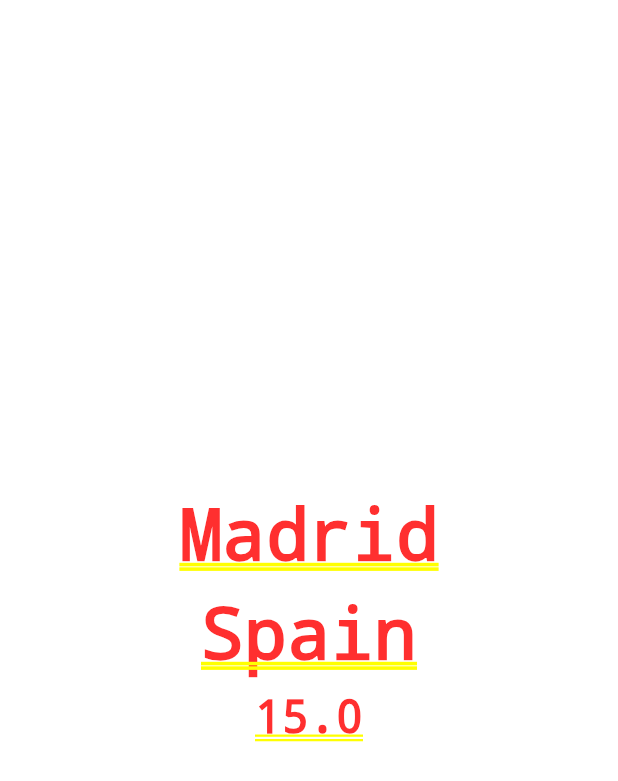
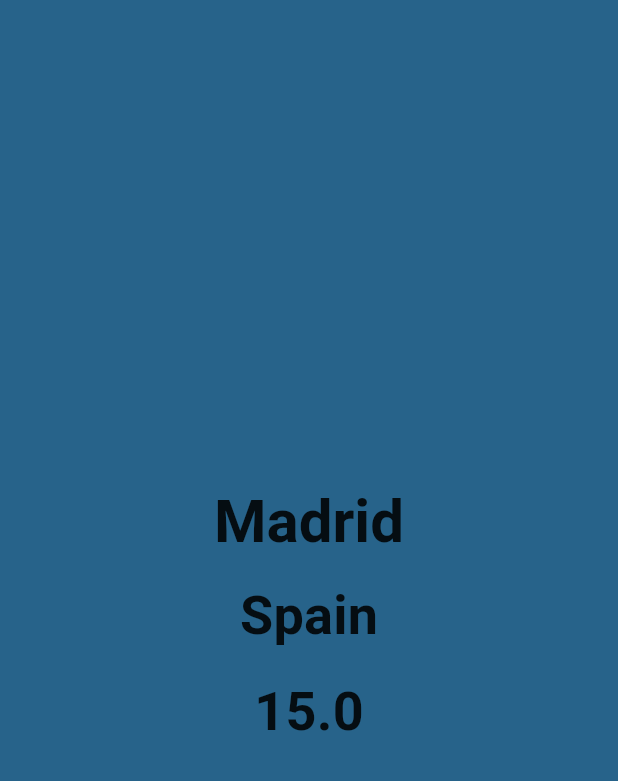
Before and after one commit to Manumartin95/weather_app, a Flutter app: the screen it shows after launch, on a phone screen of 412 x 824 dp. Shown: the top 781 px of the screen. Run offline on Flutter 3.47's test engine with Material 3 defaults, Android fonts, the phone set to English and light mode, and no system bars; our stand-ins replace get_it, injectable.

Commit message:
feat: add generated theme

```diff
--- a/lib/features/weather/presentation/weather_screen.dart
+++ b/lib/features/weather/presentation/weather_screen.dart
@@ -23,7 +23,10 @@ class _WeatherScreenState extends State<WeatherScreen> {
 
   @override
   Widget build(BuildContext context) {
-    return FutureBuilder(
+    return Scaffold(
+        backgroundColor: Theme.of(context).colorScheme.primary,
+        body: Center(
+            child: FutureBuilder(
                 future: _weatherFuture,
                 builder: (context, snapshot) {
                   if (snapshot.connectionState == ConnectionState.waiting) {
@@ -37,17 +40,19 @@ class _WeatherScreenState extends State<WeatherScreen> {
                       spacing: 10,
                       mainAxisAlignment: MainAxisAlignment.center,
                       children: [
-                Text(weather.location.name),
-                Text(weather.location.country),
                         Text(
-                  weather.current.tempC.toString(),
-                  style: TextStyle(fontSize: 30),
-                )
+                          weather.location.name,
+                          style: Theme.of(context).textTheme.titleLarge,
+                        ),
+                        Text(weather.location.country,
+                            style: Theme.of(context).textTheme.titleMedium),
+                        Text(weather.current.tempC.toString(),
+                            style: Theme.of(context).textTheme.titleMedium)
                       ],
                     );
                   } else {
                     return const Text('No data');
                   }
-        });
+                })));
   }
 }
--- a/lib/main.dart
+++ b/lib/main.dart
@@ -1,6 +1,7 @@
 import 'package:flutter/material.dart';
 import 'package:weather_app/core/di/dependency_injection.dart';
 import 'package:weather_app/features/weather/presentation/weather_screen.dart';
+import 'package:weather_app/styles/theme.dart';
 
 void main() {
   configureDependencies();
@@ -15,10 +16,7 @@ class MyApp extends StatelessWidget {
   Widget build(BuildContext context) {
     return MaterialApp(
       title: 'Flutter Demo',
-      theme: ThemeData(
-        colorScheme: ColorScheme.fromSeed(seedColor: Colors.deepPurple),
-        useMaterial3: true,
-      ),
+      theme: skyBlueTheme,
       home: const WeatherScreen(),
     );
   }
--- /dev/null
+++ b/lib/styles/theme.dart
@@ -0,0 +1,77 @@
+import 'package:flutter/material.dart';
+
+ThemeData skyBlueTheme = ThemeData(
+  useMaterial3: true,
+  colorScheme: ColorScheme.fromSeed(
+    seedColor: Colors.lightBlue,
+    brightness: Brightness.light,
+  ),
+  appBarTheme: const AppBarTheme(
+    elevation: 4.0,
+    scrolledUnderElevation: 4.0,
+    titleTextStyle: TextStyle(
+      color: Colors.white,
+      fontWeight: FontWeight.bold,
+    ),
+    iconTheme: IconThemeData(
+      color: Colors.white,
+    ),
+  ),
+  textTheme: TextTheme(
+    bodyLarge: const TextStyle(
+      color: Colors.black87,
+    ),
+    bodyMedium: const TextStyle(
+      color: Colors.black87,
+    ),
+    bodySmall: const TextStyle(
+      color: Colors.black87,
+    ),
+    titleLarge: const TextStyle(
+        color: Colors.black87, fontWeight: FontWeight.bold, fontSize: 40),
+    titleMedium: const TextStyle(
+        color: Colors.black87, fontWeight: FontWeight.bold, fontSize: 36),
+    titleSmall: const TextStyle(
+        color: Colors.black87, fontWeight: FontWeight.bold, fontSize: 30),
+    labelLarge: const TextStyle(
+      color: Colors.black54,
+    ),
+    labelMedium: const TextStyle(
+      color: Colors.black54,
+    ),
+    labelSmall: const TextStyle(
+      color: Colors.black54,
+    ),
+  ),
+  elevatedButtonTheme: ElevatedButtonThemeData(
+    style: ElevatedButton.styleFrom(
+      backgroundColor: Colors.blue,
+      foregroundColor: Colors.white,
+      textStyle: const TextStyle(
+        fontWeight: FontWeight.bold,
+      ),
+      padding: const EdgeInsets.symmetric(
+        vertical: 16.0,
+        horizontal: 24.0,
+      ),
+      shape: RoundedRectangleBorder(
+        borderRadius: BorderRadius.circular(8.0),
+      ),
+    ),
+  ),
+  outlinedButtonTheme: OutlinedButtonThemeData(
+    style: OutlinedButton.styleFrom(
+      foregroundColor: Colors.blue,
+      textStyle: const TextStyle(
+        fontWeight: FontWeight.bold,
+      ),
+      padding: const EdgeInsets.symmetric(
+        vertical: 16.0,
+        horizontal: 24.0,
+      ),
+      shape: RoundedRectangleBorder(
+        borderRadius: BorderRadius.circular(8.0),
+      ),
+    ),
+  ),
+);
```
Lines whose indentation alone changed are shown as unchanged.
